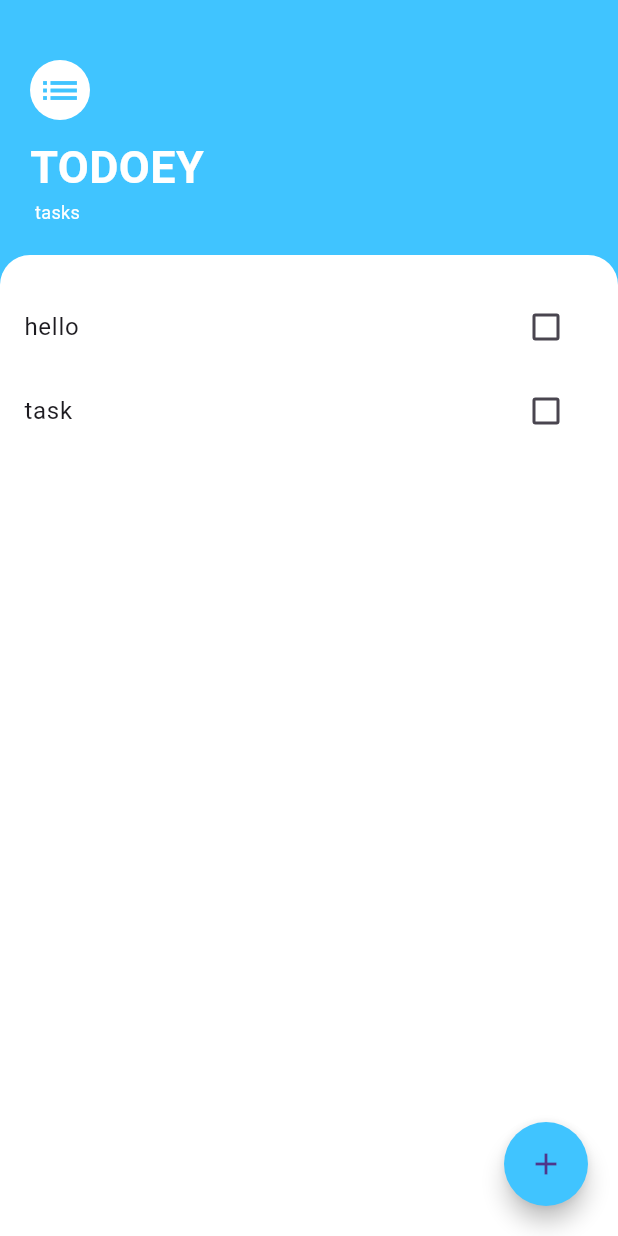
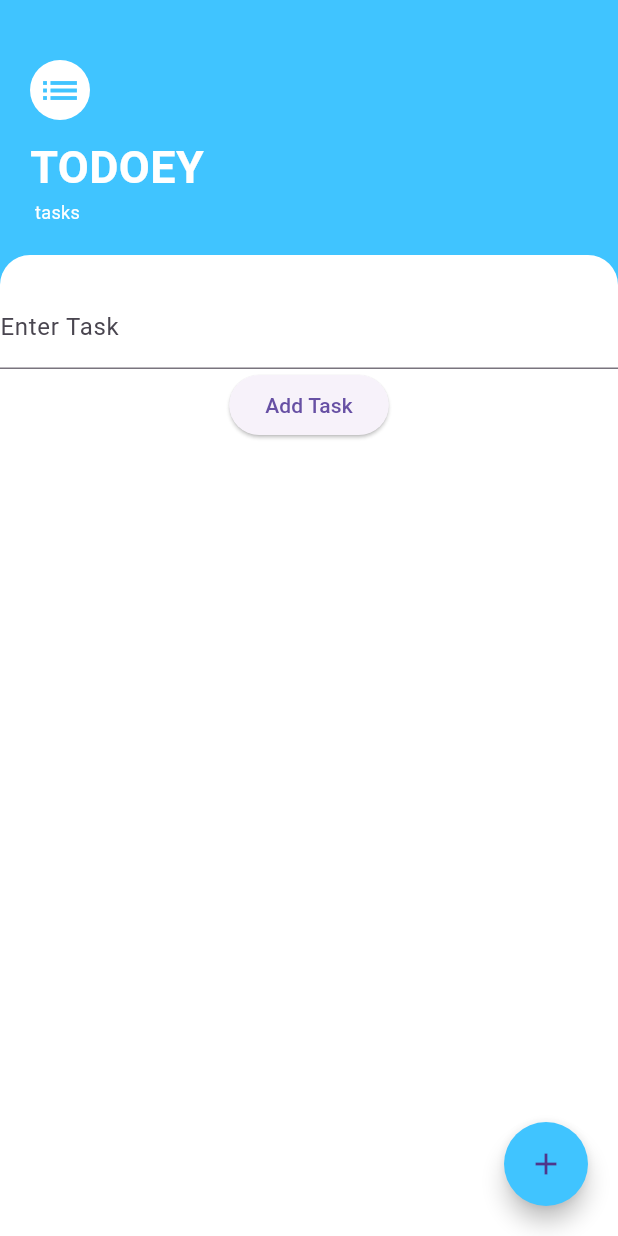
Before and after one commit to Nabin-sth/todoe, a Flutter app: the screen it shows after launch, on a phone screen of 412 x 824 dp. Run offline on Flutter 3.47's test engine with Material 3 defaults, Android fonts, the phone set to English and light mode, and no system bars.

Commit message:
Chatgpt through

```diff
--- a/lib/task_view.dart
+++ b/lib/task_view.dart
@@ -4,44 +4,41 @@ import 'package:state/task_list.dart';
 
 class Task {
   late final String task;
-  final bool isDone = false;
-  Task({required this.task});
+  final bool isDone;
+
+  Task({required this.task, this.isDone = false});
 }
 
 class TaskView extends StatefulWidget {
-  String? taskname;
-  List<Task> tasks = [Task(task: "hello"), Task(task: "task")];
-  Function? callback;
-
-  void getdata(String task) {
-    taskname = task;
-    if ((taskname) != null) {
-      // setState(() {
-      tasks.add(Task(task: (taskname)!));
-      // print(tasks.length);
-      // print(taskname);
-      Widget.build;
-
-      // });
-    }
-  }
+  List<Task> tasks = [];
 
   @override
   State<TaskView> createState() => _TaskViewState();
 }
 
 class _TaskViewState extends State<TaskView> {
-  @override
+  TextEditingController _controller = TextEditingController();
+
   @override
   Widget build(BuildContext context) {
-    print(widget.tasks.length);
-    if ((widget.taskname) != null) {
-      print(widget.taskname);
-      setState(() {
-        widget.tasks.add(Task(task: (widget.taskname)!));
-      });
-    }
-    return ListView.builder(
+    return Column(
+      children: [
+        // TextField for entering task
+        TextField(
+          controller: _controller,
+          decoration: InputDecoration(labelText: 'Enter Task'),
+        ),
+        // Button to add task
+        ElevatedButton(
+          onPressed: () {
+            // Call a function to add task to the list
+            addTask();
+          },
+          child: Text('Add Task'),
+        ),
+        // Display the task list
+        Expanded(
+          child: ListView.builder(
             itemBuilder: (context, index) {
               return Tasklist(
                 task: widget.tasks[index].task,
@@ -49,6 +46,85 @@ class _TaskViewState extends State<TaskView> {
               );
             },
             itemCount: widget.tasks.length,
+          ),
+        ),
+      ],
     );
   }
+
+  // Function to add task to the list
+  void addTask() {
+    // Get the task name from the TextField
+    String taskName = _controller.text;
+
+    // Check if the task name is not empty
+    if (taskName.isNotEmpty) {
+      // Use setState to update the state and trigger a rebuild
+      setState(() {
+        // Create a new Task instance and add it to the list
+        widget.tasks.add(Task(task: taskName));
+      });
+
+      // Clear the TextField after adding the task
+      _controller.clear();
     }
+  }
+}
+
+// late String name;
+// class Task {
+//   late final String task;
+//   final bool isDone = false;
+
+
+//   Task({required this.task});
+// }
+
+// class TaskView extends StatefulWidget {
+//   String? taskname;
+//   List<Task> tasks = [];
+//   String getdata(String task) {
+//     taskname = task;
+//     if ((taskname) != null) {
+//       // setState(() {
+//       tasks.add(Task(task: (taskname)!));
+//       print(tasks.length);
+//       print(tasks[0]);
+//       // Widget.build;
+
+//       // });
+//     }
+//         return taskname!;
+
+//   }
+
+//   @override
+//   State<TaskView> createState() => _TaskViewState();
+// }
+
+// class _TaskViewState extends State<TaskView> {
+//   @override
+//   @override
+//   Widget build(BuildContext context) {
+//     print(widget.tasks.length);
+//     if ((widget.taskname) != null) {
+//       print(widget.taskname);
+//       setState(() {
+//         widget.tasks.add(Task(task: (widget.taskname)!));
+//       });
+//     }
+//     // return Container(child: Text(
+//       // Ta
+//     // ));
+
+//     return ListView.builder(
+//       itemBuilder: (context, index) {
+//         return Tasklist(
+//           task: widget.tasks[index].task,
+//           isChecked: widget.tasks[index].isDone,
+//         );
+//       },
+//       itemCount: widget.tasks.length,
+//     );
+//   }
+// }
```
Also changed, not shown: lib/screens/task_screen.dart (+5 -4 lines). Lines whose indentation alone changed are shown as unchanged.
